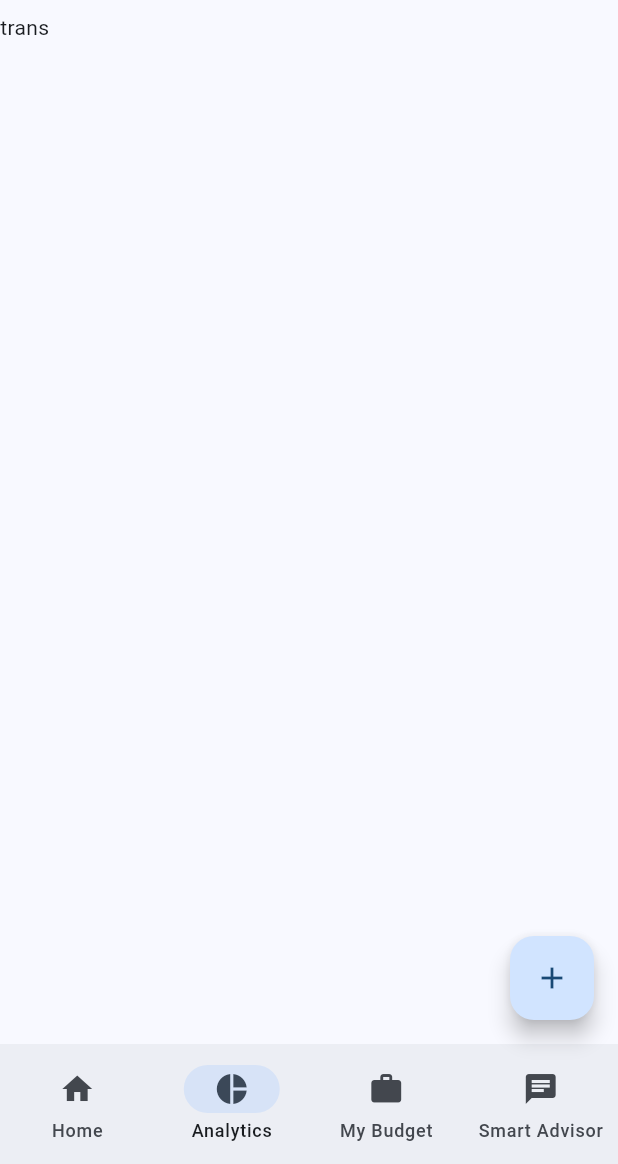
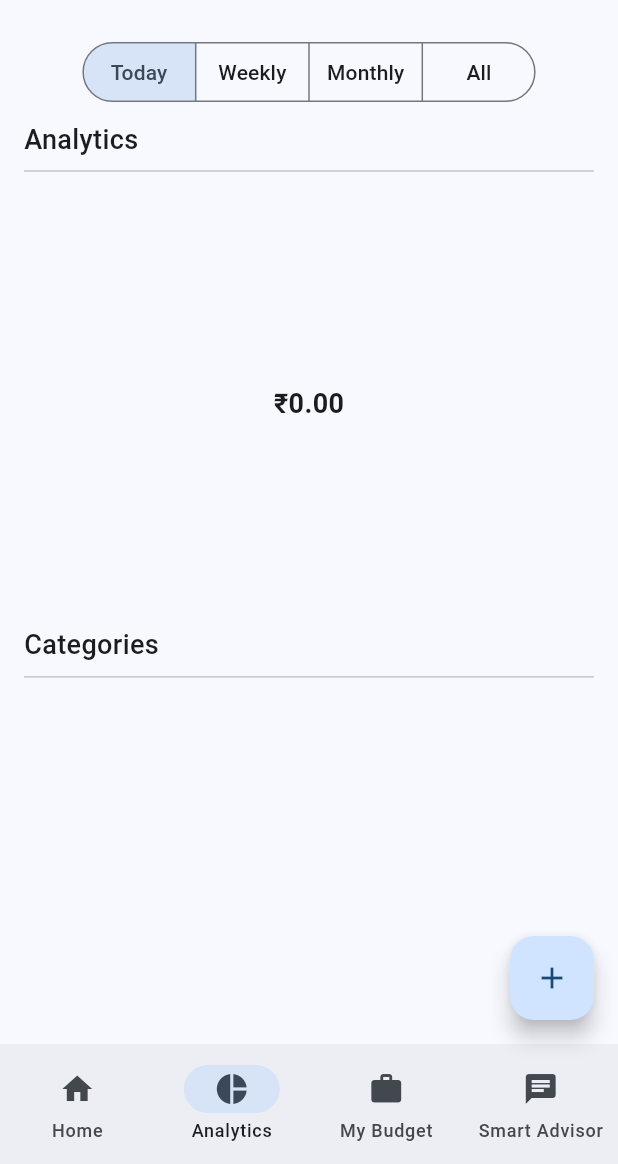
Before and after one commit to rijfas/pocketbook, a Flutter app: the DashboardView screen opened by its route, item 2 of the bottom bar chosen, on a phone screen of 412 x 824 dp, the part 72-1236 px from its top. Run offline on Flutter 3.47's test engine with Material 3 defaults, Android fonts, the phone set to English and light mode, and no system bars; drawn by our look-alikes of fl_chart; our stand-ins replace emoji_picker_flutter, flutter_svg, isar; accounts and stored records are empty; generated files the repository leaves out were written again.

Commit message:
analytics page completed

```diff
--- /dev/null
+++ b/lib/presentation/screens/dashboard/pages/analytics/controller.dart
@@ -0,0 +1,49 @@
+import 'package:flutter/material.dart';
+import 'package:pocketbook/services/transaction_service.dart';
+
+class AnalyticsPageController extends ChangeNotifier {
+  final TransactionService _transactionService;
+
+  AnalyticsPageController(this._transactionService);
+
+  Map<String, double> _chartData = {};
+
+  AnalyticsMode _mode = AnalyticsMode.today;
+
+  double _totalExpense = 0.0;
+
+  Map<String, double> get chartData => _chartData;
+
+  AnalyticsMode get mode => _mode;
+
+  double get totalExpense => _totalExpense;
+
+  Future<void> load() async {
+    final today = DateTime.now();
+    final duration = (_mode == AnalyticsMode.today)
+        ? Duration(hours: today.hour)
+        : (_mode == AnalyticsMode.week)
+            ? Duration(days: today.weekday)
+            : (_mode == AnalyticsMode.month)
+                ? Duration(days: today.day)
+                : null;
+
+    _chartData = await _transactionService.transactionsAmountByCategory(
+      duration: duration,
+    );
+
+    _totalExpense = await _transactionService.totalExpenseForDuration(
+      duration: duration,
+    );
+
+    notifyListeners();
+  }
+
+  void changeMode(AnalyticsMode mode) async {
+    _mode = mode;
+    notifyListeners();
+    await load();
+  }
+}
+
+enum AnalyticsMode { today, week, month, all }
--- /dev/null
+++ b/lib/presentation/screens/dashboard/pages/analytics/page.dart
@@ -0,0 +1,19 @@
+import 'package:flutter/material.dart';
+import 'controller.dart';
+import 'widget.dart';
+import '../../../../../services/transaction_service.dart';
+import 'package:provider/provider.dart';
+
+class AnalyticsPage extends StatelessWidget {
+  const AnalyticsPage({super.key});
+
+  @override
+  Widget build(BuildContext context) {
+    return ChangeNotifierProvider(
+      child: const AnalyticsPageWidget(),
+      create: (_) => AnalyticsPageController(
+        context.read<TransactionService>(),
+      )..load(),
+    );
+  }
+}
--- /dev/null
+++ b/lib/presentation/screens/dashboard/pages/analytics/widget.dart
@@ -0,0 +1,55 @@
+import 'package:flutter/material.dart';
+import 'package:pocketbook/presentation/screens/dashboard/pages/analytics/widgets/categories_list.dart';
+
+import 'widgets/analytics_chart.dart';
+import 'widgets/analytics_mode_button.dart';
+
+class AnalyticsPageWidget extends StatelessWidget {
+  const AnalyticsPageWidget({super.key});
+
+  @override
+  Widget build(BuildContext context) {
+    return Padding(
+      padding: const EdgeInsets.only(
+        top: 16.0,
+        bottom: 0.0,
+        right: 16.0,
+        left: 16.0,
+      ),
+      child: Column(
+        children: const [
+          AnalyticsModeButton(),
+          SizedBox(height: 8),
+          Row(
+            children: [
+              const Text(
+                'Analytics',
+                style: TextStyle(
+                  fontWeight: FontWeight.w500,
+                  fontSize: 18,
+                ),
+              ),
+            ],
+          ),
+          Divider(),
+          SizedBox(height: 24),
+          AnalyticsChart(),
+          SizedBox(height: 24),
+          Row(
+            children: [
+              const Text(
+                'Categories',
+                style: TextStyle(
+                  fontWeight: FontWeight.w500,
+                  fontSize: 18,
+                ),
+              ),
+            ],
+          ),
+          Divider(),
+          Expanded(child: CategoriesList())
+        ],
+      ),
+    );
+  }
+}
--- /dev/null
+++ b/lib/presentation/screens/dashboard/pages/analytics/widgets/analytics_chart.dart
@@ -0,0 +1,68 @@
+import 'package:fl_chart/fl_chart.dart';
+import 'package:flutter/material.dart';
+import 'package:intl/intl.dart';
+import 'package:pocketbook/utils/constants.dart';
+import 'package:provider/provider.dart';
+
+import '../controller.dart';
+
+class AnalyticsChart extends StatelessWidget {
+  const AnalyticsChart({
+    super.key,
+  });
+
+  @override
+  Widget build(BuildContext context) {
+    final chartData =
+        context.select<AnalyticsPageController, Map<String, double>>(
+      (controller) => controller.chartData,
+    );
+
+    final totalExpense = context.select<AnalyticsPageController, double>(
+      (controller) => controller.totalExpense,
+    );
+
+    return SizedBox(
+      width: MediaQuery.of(context).size.width,
+      height: MediaQuery.of(context).size.height * 0.3,
+      child: Stack(
+        children: [
+          SizedBox(
+            width: MediaQuery.of(context).size.width,
+            height: MediaQuery.of(context).size.height * 0.3,
+            child: PieChart(
+              PieChartData(
+                sections: chartData.entries.map(
+                  (e) {
+                    final index = chartData.keys.toList().indexOf(e.key);
+                    return PieChartSectionData(
+                      color: Constants
+                          .paleColors[index % Constants.paleColors.length],
+                      value: e.value,
+                      showTitle: false,
+                      badgePositionPercentageOffset: 1,
+                      badgeWidget: CircleAvatar(
+                        child: Text(e.key.split(' ').first),
+                      ),
+                    );
+                  },
+                ).toList(),
+              ),
+            ),
+          ),
+          Center(
+            child: Text(
+              NumberFormat.simpleCurrency(locale: 'en_IN').format(
+                totalExpense,
+              ),
+              style: const TextStyle(
+                fontSize: 18,
+                fontWeight: FontWeight.bold,
+              ),
+            ),
+          )
+        ],
+      ),
+    );
+  }
+}
--- /dev/null
+++ b/lib/presentation/screens/dashboard/pages/analytics/widgets/analytics_mode_button.dart
@@ -0,0 +1,46 @@
+import 'package:flutter/material.dart';
+import 'package:provider/provider.dart';
+
+import '../controller.dart';
+
+class AnalyticsModeButton extends StatelessWidget {
+  const AnalyticsModeButton({
+    super.key,
+  });
+
+  @override
+  Widget build(BuildContext context) {
+    final mode = context.select<AnalyticsPageController, AnalyticsMode>(
+      (controller) => controller.mode,
+    );
+
+    return SegmentedButton(
+      showSelectedIcon: false,
+      onSelectionChanged: (selection) =>
+          context.read<AnalyticsPageController>().changeMode(
+                selection.firstOrNull!,
+              ),
+      segments: const [
+        ButtonSegment(
+          value: AnalyticsMode.today,
+          label: Text('Today'),
+        ),
+        ButtonSegment(
+          value: AnalyticsMode.week,
+          label: Text('Weekly'),
+        ),
+        ButtonSegment(
+          value: AnalyticsMode.month,
+          label: Text('Monthly'),
+        ),
+        ButtonSegment(
+          value: AnalyticsMode.all,
+          label: Text('All'),
+        ),
+      ],
+      selected: {
+        mode,
+      },
+    );
+  }
+}
--- /dev/null
+++ b/lib/presentation/screens/dashboard/pages/analytics/widgets/categories_list.dart
@@ -0,0 +1,39 @@
+import 'package:flutter/material.dart';
+import 'package:intl/intl.dart';
+import 'package:pocketbook/presentation/screens/dashboard/pages/analytics/controller.dart';
+import 'package:pocketbook/utils/constants.dart';
+import 'package:provider/provider.dart';
+
+class CategoriesList extends StatelessWidget {
+  const CategoriesList({super.key});
+
+  @override
+  Widget build(BuildContext context) {
+    final chartData =
+        context.select<AnalyticsPageController, Map<String, double>>(
+      (controller) => controller.chartData,
+    );
+
+    return ListView(
+      children: chartData.entries.map(
+        (e) {
+          final index = chartData.keys.toList().indexOf(e.key);
+          return ListTile(
+            leading: CircleAvatar(
+              backgroundColor:
+                  Constants.paleColors[index % Constants.paleColors.length],
+              child: Text(e.key.split(' ').first),
+            ),
+            title: Text(
+              toBeginningOfSentenceCase(e.key.substring(2).trim()),
+            ),
+            trailing: Text(
+              '₹ ${e.value.toString()}',
+              style: TextStyle(fontSize: 16),
+            ),
+          );
+        },
+      ).toList(),
+    );
+  }
+}
--- a/lib/presentation/screens/dashboard/pages/pages.dart
+++ b/lib/presentation/screens/dashboard/pages/pages.dart
@@ -1,4 +1,4 @@
 export 'home/page.dart';
-export 'transactions.dart';
+export 'analytics/page.dart';
 export 'budgets.dart';
 export 'smart_advisor.dart';
--- a/lib/presentation/screens/dashboard/pages/transactions.dart
+++ /dev/null
@@ -1,90 +0,0 @@
-import 'package:flutter/material.dart';
-
-class TransactionsPage extends StatefulWidget {
-  const TransactionsPage({super.key});
-
-  @override
-  State<TransactionsPage> createState() => _TransactionsPageState();
-}
-
-class _TransactionsPageState extends State<TransactionsPage> {
-  @override
-  Widget build(BuildContext context) {
-    // final List<double> chartData =
-    //     context.select<DashboardController, List<double>>(
-    //   (controller) => controller.chartData,
-    // );
-    return Text('trans');
-    // return Padding(
-    //   padding: const EdgeInsets.all(16.0),
-    //   child: Column(
-    //     crossAxisAlignment: CrossAxisAlignment.stretch,
-    //     children: [
-    //       SegmentedButton(
-    //         showSelectedIcon: false,
-    //         onSelectionChanged: (p0) => {},
-    //         segments: [
-    //           ButtonSegment(
-    //             value: 'weekly',
-    //             label: Text('This Week'),
-    //           ),
-    //           ButtonSegment(
-    //             value: 'monthly',
-    //             label: Text('This Month'),
-    //           ),
-    //           ButtonSegment(
-    //             value: 'yearly',
-    //             label: Text('All Time'),
-    //           ),
-    //         ],
-    //         selected: {'weekly'},
-    //       ),
-    //       SizedBox(height: 36),
-    //       SizedBox(
-    //         width: MediaQuery.of(context).size.width,
-    //         height: 200,
-    //         child: BarChart(
-    //           BarChartData(
-    //             titlesData: FlTitlesData(
-    //               bottomTitles: AxisTitles(
-    //                 sideTitles: SideTitles(
-    //                     showTitles: true,
-    //                     getTitlesWidget: (value, meta) => Text(
-    //                         value.toString() +
-    //       )),
-    //               ),
-    //               rightTitles: AxisTitles(axisNameSize: 0),
-    //               topTitles: AxisTitles(axisNameSize: 0),
-    //             ),
-    //             borderData: FlBorderData(show: false),
-    //             gridData: FlGridData(show: false),
-    //             barTouchData: BarTouchData(
-    //                 touchTooltipData: BarTouchTooltipData(
-    //               tooltipMargin: 30,
-    //               tooltipRoundedRadius: 16,
-    //               tooltipBgColor: Colors.blue,
-    //               direction: TooltipDirection.bottom,
-    //             )),
-    //             barGroups: chartData.asMap().entries
-    //                 .map((data) => BarChartGroupData(
-    //                       barRods: [
-    //                         BarChartRodData(
-    //                             toY: data, width: 16, color: Colors.blue[300])
-    //                       ],
-    //                       x: 1,
-    //                     ))
-    //                 .toList(),
-    //           ),
-    //         ),
-    //       ),
-    //       SizedBox(height: 24),
-    //       Text(
-    //         'Categories',
-    //         style: TextStyle(fontSize: 18, fontWeight: FontWeight.w500),
-    //       ),
-    //       Divider(),
-    //     ],
-    //   ),
-    // );
-  }
-}
--- a/lib/presentation/screens/dashboard/view.dart
+++ b/lib/presentation/screens/dashboard/view.dart
@@ -16,7 +16,7 @@ class DashboardView extends StatefulWidget {
 class _DashboardViewState extends State<DashboardView> {
   final _pages = const [
     HomePage(),
-    TransactionsPage(),
+    AnalyticsPage(),
     BudgetsPage(),
     SmartAdvisorPage(),
   ];
--- /dev/null
+++ b/lib/utils/constants.dart
@@ -0,0 +1,24 @@
+import 'package:flutter/material.dart';
+
+sealed class Constants {
+  static final List<Color> paleColors = [
+    Colors.cyan[300]!,
+    Colors.blue[300]!,
+    Colors.green[300]!,
+    Colors.yellow[300]!,
+    Colors.orange[300]!,
+    Colors.red[300]!,
+    Colors.purple[300]!,
+    Colors.pink[300]!,
+    Colors.teal[300]!,
+    Colors.indigo[300]!,
+    Colors.lime[300]!,
+    Colors.amber[300]!,
+    Colors.deepOrange[300]!,
+    Colors.deepPurple[300]!,
+    Colors.lightGreen[300]!,
+    Colors.lightBlue[300]!,
+    Colors.brown[300]!,
+    Colors.grey[300]!,
+  ];
+}
```
Also changed, not shown: lib/presentation/screens/dashboard/pages/home/widget.dart (+6 -1 lines), lib/presentation/screens/dashboard/pages/home/widgets/summary_card.dart (+7 -3 lines), lib/presentation/screens/dashboard/pages/home/widgets/transaction_tile.dart (+4 -3 lines), lib/services/transaction_service.dart (+17 -10 lines).
